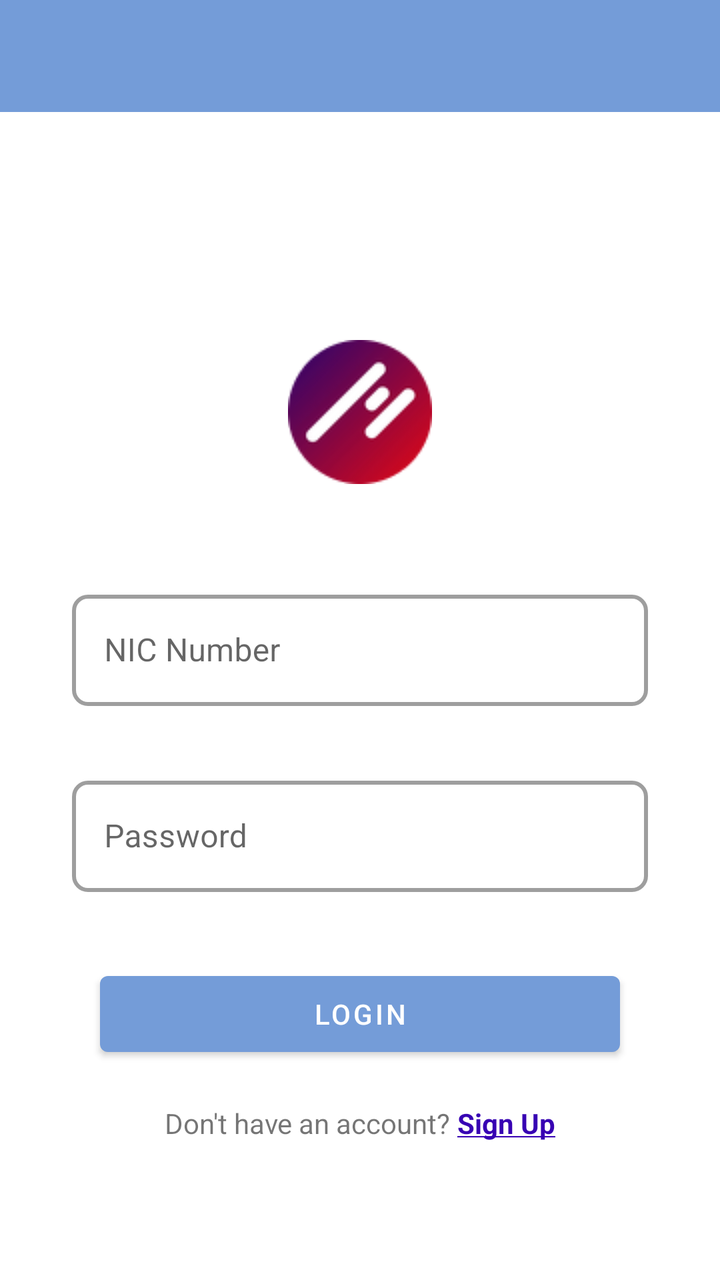
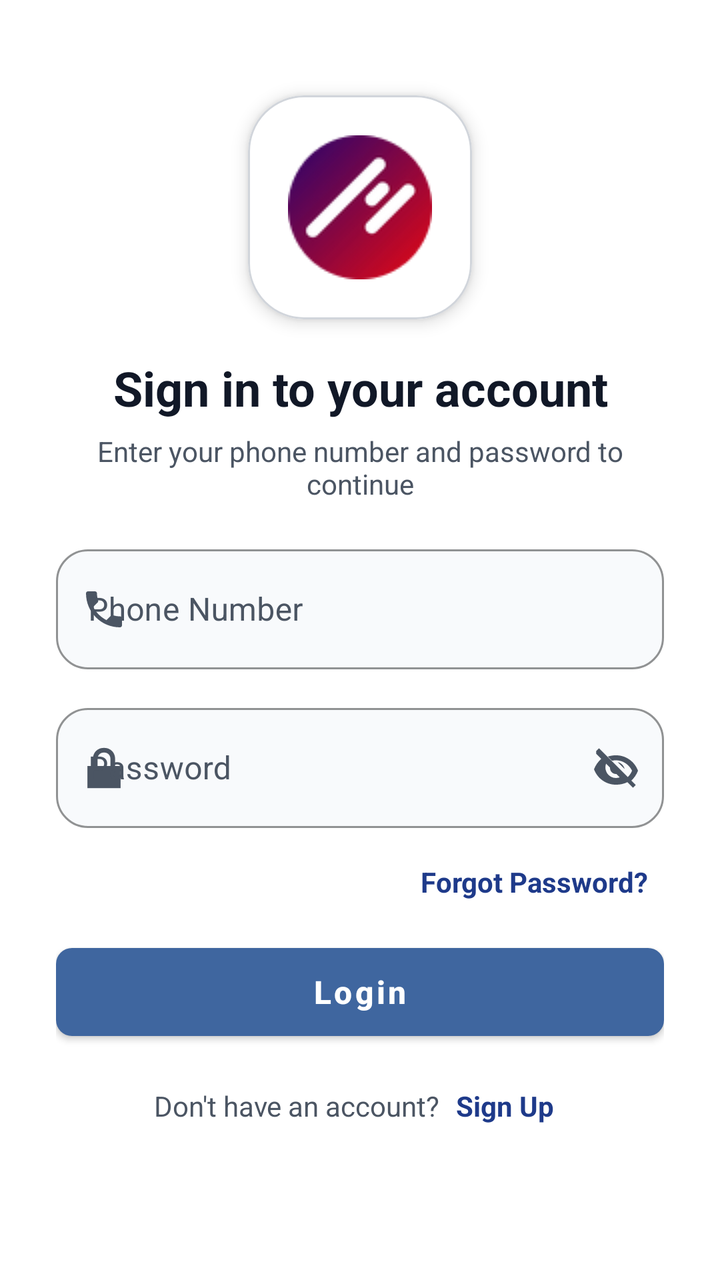

Screens rendered from an Android XML layout before and after an edit, with the pre-edit source and the edit as a unified diff.
<!-- AndroidManifest.xml: application theme AppTheme -->
<!-- res/layout/activity_login.xml -->
<?xml version="1.0" encoding="utf-8"?>
<RelativeLayout xmlns:android="http://schemas.android.com/apk/res/android"
    xmlns:app="http://schemas.android.com/apk/res-auto"
    xmlns:tools="http://schemas.android.com/tools"
    android:id="@+id/main"
    android:layout_width="match_parent"
    android:layout_height="match_parent"
    android:background="@color/purple_700"
    android:fitsSystemWindows="true"
    tools:context=".base.login">

    
    <com.google.android.material.appbar.MaterialToolbar
        android:id="@+id/toolbar"
        android:layout_width="match_parent"
        android:layout_height="?attr/actionBarSize"
        android:background="@color/purple_700"
        android:title="Login"
        android:titleTextColor="@android:color/white"
        android:fitsSystemWindows="true"/>

    
    <RelativeLayout
        android:layout_width="match_parent"
        android:layout_height="match_parent"
        android:layout_below="@id/toolbar"
        android:background="@color/white">

        
        <LinearLayout
            android:id="@+id/icon"
            android:layout_width="wrap_content"
            android:layout_height="wrap_content"
            android:layout_centerHorizontal="true"
            android:orientation="horizontal"
            android:layout_marginTop="100dp">

            <ImageView
                android:layout_width="wrap_content"
                android:layout_height="100dp"
                android:src="@drawable/cropped_circle_image" />
        </LinearLayout>

        
        <LinearLayout
            android:layout_width="match_parent"
            android:layout_height="wrap_content"
            android:layout_below="@+id/icon"
            android:layout_margin="20dp"
            android:orientation="vertical">

            <com.google.android.material.textfield.TextInputLayout
                android:layout_width="match_parent"
                android:layout_height="wrap_content"
                android:hint="@string/nic_number"
                android:layout_marginBottom="20dp"
                android:layout_margin="16dp"
                app:boxStrokeWidth="2dp"
                app:boxStrokeWidthFocused="2dp"
                app:boxCornerRadiusTopStart="8dp"
                app:boxCornerRadiusTopEnd="8dp"
                app:boxCornerRadiusBottomStart="8dp"
                app:boxCornerRadiusBottomEnd="8dp"
                style="@style/Widget.MaterialComponents.TextInputLayout.OutlinedBox">

                <com.google.android.material.textfield.TextInputEditText
                    android:layout_width="match_parent"
                    android:layout_height="wrap_content"
                    android:id="@+id/username"
                    android:singleLine="true"/>
            </com.google.android.material.textfield.TextInputLayout>

            <com.google.android.material.textfield.TextInputLayout
                android:layout_width="match_parent"
                android:layout_height="wrap_content"
                android:hint="@string/password"
                android:layout_margin="16dp"
                app:boxStrokeWidth="2dp"
                app:boxStrokeWidthFocused="2dp"
                app:boxCornerRadiusTopStart="8dp"
                app:boxCornerRadiusTopEnd="8dp"
                app:boxCornerRadiusBottomStart="8dp"
                app:boxCornerRadiusBottomEnd="8dp"
                style="@style/Widget.MaterialComponents.TextInputLayout.OutlinedBox">

                <com.google.android.material.textfield.TextInputEditText
                    android:layout_width="match_parent"
                    android:layout_height="wrap_content"
                    android:id="@+id/password"
                    android:singleLine="true"/>
            </com.google.android.material.textfield.TextInputLayout>

            <Button
                android:layout_width="match_parent"
                android:layout_height="50dp"
                android:layout_marginLeft="30dp"
                android:layout_marginRight="30dp"
                android:layout_marginTop="20dp"
                android:layout_gravity="center_horizontal"
                android:text="Login"/>

            <LinearLayout
                android:layout_width="wrap_content"
                android:layout_height="wrap_content"
                android:layout_marginTop="20dp"
                android:layout_gravity="center_horizontal"
                android:orientation="horizontal">

            <TextView
                android:layout_width="wrap_content"
                android:layout_height="wrap_content"
                android:layout_marginTop="10dp"
                android:layout_gravity="center_horizontal"
                android:text="Don\'t have an account? "/>
            <TextView
                android:id="@+id/privacyText"
                android:layout_width="wrap_content"
                android:layout_height="wrap_content"
                android:text="@string/register"
                android:textColor="#FF3700B3"
                android:textSize="14sp"
                android:clickable="true"
                android:focusable="true"
                android:enabled="true"

                />
            </LinearLayout>


        </LinearLayout>

        
        <LinearLayout
            android:layout_width="match_parent"
            android:layout_height="wrap_content"
            android:layout_alignParentBottom="true"
            android:orientation="horizontal"
            android:padding="16dp"
            android:visibility="gone"
            android:gravity="center_vertical">

            <com.google.android.material.checkbox.MaterialCheckBox
                android:id="@+id/privacyCheckBox"
                android:layout_width="wrap_content"
                android:layout_height="wrap_content"/>

            <TextView
                android:id="@+id/bottomText"
                android:layout_width="0dp"
                android:layout_height="wrap_content"
                android:layout_weight="1"
                android:layout_marginStart="8dp"
                android:textColor="@color/black"
                android:textSize="14sp"
                android:linksClickable="true"
                android:autoLink="none"
                android:focusable="false"
                android:clickable="true"/>

        </LinearLayout>

    </RelativeLayout>

</RelativeLayout>
<!-- resources referenced by this layout -->
<resources>
  <color name="black">#FF000000</color>
  <color name="purple_700">#749cd8</color>
  <color name="white">#FFFFFFFF</color>
  <!-- drawable cropped_circle_image: png bitmap (drawable, 5065 bytes) -->
  <string name="nic_number">NIC Number</string>
  <string name="password">Password</string>
  <string name="register"><b><u>Sign Up</u></b></string>
  <style name="AppTheme" parent="Theme.MaterialComponents.Light.NoActionBar">
      
          <item name="colorPrimary">@color/purple_700</item>
          <item name="colorPrimaryVariant">@color/purple_700</item>
          <item name="colorOnPrimary">@color/white</item>
          <item name="colorPrimaryDark">@color/purple_700</item>
          <item name="android:windowLightStatusBar">false</item>
          <item name="android:fitsSystemWindows">true</item>
      </style>
</resources>

<!-- the commit's change to res/layout/activity_login.xml (unified diff, before → after) -->
@@ -1,164 +1,208 @@
 <?xml version="1.0" encoding="utf-8"?>
-<RelativeLayout xmlns:android="http://schemas.android.com/apk/res/android"
+<androidx.core.widget.NestedScrollView xmlns:android="http://schemas.android.com/apk/res/android"
     xmlns:app="http://schemas.android.com/apk/res-auto"
     xmlns:tools="http://schemas.android.com/tools"
-    android:id="@+id/main"
+    android:id="@+id/loginScrollView"
     android:layout_width="match_parent"
     android:layout_height="match_parent"
-    android:background="@color/purple_700"
+    android:background="@android:color/white"
+    android:clipToPadding="false"
+    android:fillViewport="true"
     android:fitsSystemWindows="true"
+    android:overScrollMode="ifContentScrolls"
+    android:scrollbars="none"
     tools:context=".base.login">
 
-    
-    <com.google.android.material.appbar.MaterialToolbar
-        android:id="@+id/toolbar"
-        android:layout_width="match_parent"
-        android:layout_height="?attr/actionBarSize"
-        android:background="@color/purple_700"
-        android:title="Login"
-        android:titleTextColor="@android:color/white"
-        android:fitsSystemWindows="true"/>
-
-    
-    <RelativeLayout
+    <LinearLayout
+        android:id="@+id/loginContent"
         android:layout_width="match_parent"
         android:layout_height="match_parent"
-        android:layout_below="@id/toolbar"
-        android:background="@color/white">
-
-        
-        <LinearLayout
-            android:id="@+id/icon"
-            android:layout_width="wrap_content"
-            android:layout_height="wrap_content"
-            android:layout_centerHorizontal="true"
-            android:orientation="horizontal"
-            android:layout_marginTop="100dp">
+        android:gravity="center_vertical|center_horizontal"
+        android:orientation="vertical"
+        android:paddingStart="28dp"
+        android:paddingTop="24dp"
+        android:paddingEnd="28dp"
+        android:paddingBottom="40dp">
+
+        <com.google.android.material.card.MaterialCardView
+            android:layout_width="112dp"
+            android:layout_height="112dp"
+            app:cardBackgroundColor="@android:color/white"
+            app:cardCornerRadius="28dp"
+            app:cardElevation="5dp"
+            app:strokeColor="#D1D5DB"
+            app:strokeWidth="1dp">
 
             <ImageView
-                android:layout_width="wrap_content"
-                android:layout_height="100dp"
+                android:layout_width="match_parent"
+                android:layout_height="match_parent"
+                android:contentDescription="@string/scheduler_logo"
+                android:padding="14dp"
+                android:scaleType="centerInside"
                 android:src="@drawable/cropped_circle_image" />
-        </LinearLayout>
-
-        
-        <LinearLayout
+
+        </com.google.android.material.card.MaterialCardView>
+
+        <TextView
+            android:layout_width="wrap_content"
+            android:layout_height="wrap_content"
+            android:layout_marginTop="18dp"
+            android:gravity="center"
+            android:text="@string/sign_in_title"
+            android:textColor="#111827"
+            android:textSize="24sp"
+            android:textStyle="bold" />
+
+        <TextView
+            android:layout_width="wrap_content"
+            android:layout_height="wrap_content"
+            android:layout_marginTop="6dp"
+            android:gravity="center"
+            android:text="@string/sign_in_subtitle"
+            android:textColor="#4B5563"
+            android:textSize="14sp" />
+
+        <com.google.android.material.textfield.TextInputLayout
+            android:id="@+id/phoneInputLayout"
+            style="@style/Widget.MaterialComponents.TextInputLayout.OutlinedBox"
             android:layout_width="match_parent"
             android:layout_height="wrap_content"
-            android:layout_below="@+id/icon"
-            android:layout_margin="20dp"
-            android:orientation="vertical">
-
-            <com.google.android.material.textfield.TextInputLayout
+            android:layout_gravity="center_horizontal"
+            android:layout_marginTop="18dp"
+            android:hint="@string/phone_number"
+            android:maxWidth="420dp"
+            android:textColorHint="#4B5563"
+            app:boxBackgroundColor="#F8FAFC"
+            app:boxCornerRadiusBottomEnd="16dp"
+            app:boxCornerRadiusBottomStart="16dp"
+            app:boxCornerRadiusTopEnd="16dp"
+            app:boxCornerRadiusTopStart="16dp"
+            app:boxStrokeColor="@color/purple_700"
+            app:boxStrokeWidth="1dp"
+            app:boxStrokeWidthFocused="2dp"
+            app:startIconDrawable="@drawable/ic_phone"
+            app:startIconTint="#4B5563">
+
+            <com.google.android.material.textfield.TextInputEditText
+                android:id="@+id/username"
                 android:layout_width="match_parent"
                 android:layout_height="wrap_content"
-                android:hint="@string/nic_number"
-                android:layout_marginBottom="20dp"
-                android:layout_margin="16dp"
-                app:boxStrokeWidth="2dp"
-                app:boxStrokeWidthFocused="2dp"
-                app:boxCornerRadiusTopStart="8dp"
-                app:boxCornerRadiusTopEnd="8dp"
-                app:boxCornerRadiusBottomStart="8dp"
-                app:boxCornerRadiusBottomEnd="8dp"
-                style="@style/Widget.MaterialComponents.TextInputLayout.OutlinedBox">
-
-                <com.google.android.material.textfield.TextInputEditText
-                    android:layout_width="match_parent"
-                    android:layout_height="wrap_content"
-                    android:id="@+id/username"
-                    android:singleLine="true"/>
-            </com.google.android.material.textfield.TextInputLayout>
-
-            <com.google.android.material.textfield.TextInputLayout
+                android:digits="0123456789"
+                android:imeOptions="actionNext"
+                android:inputType="phone"
+                android:maxLength="10"
+                android:minHeight="60dp"
+                android:singleLine="true"
+                android:textColor="#111827"
+                android:textColorHint="#4B5563"
+                android:textSize="16sp" />
+
+        </com.google.android.material.textfield.TextInputLayout>
+
+        <com.google.android.material.textfield.TextInputLayout
+            android:id="@+id/passwordInputLayout"
+            style="@style/Widget.MaterialComponents.TextInputLayout.OutlinedBox"
+            android:layout_width="match_parent"
+            android:layout_height="wrap_content"
+            android:layout_gravity="center_horizontal"
+            android:layout_marginTop="14dp"
+            android:hint="@string/password"
+            android:maxWidth="420dp"
+            android:textColorHint="#4B5563"
+            app:boxBackgroundColor="#F8FAFC"
+            app:boxCornerRadiusBottomEnd="16dp"
+            app:boxCornerRadiusBottomStart="16dp"
+            app:boxCornerRadiusTopEnd="16dp"
+            app:boxCornerRadiusTopStart="16dp"
+            app:boxStrokeColor="@color/purple_700"
+            app:boxStrokeWidth="1dp"
+            app:boxStrokeWidthFocused="2dp"
+            app:endIconDrawable="@drawable/ic_eye_off"
+            app:endIconMode="custom"
+            app:endIconTint="#4B5563"
+            app:startIconDrawable="@android:drawable/ic_lock_lock"
+            app:startIconTint="#4B5563">
+
+            <com.google.android.material.textfield.TextInputEditText
+                android:id="@+id/password"
                 android:layout_width="match_parent"
                 android:layout_height="wrap_content"
-                android:hint="@string/password"
-                android:layout_margin="16dp"
-                app:boxStrokeWidth="2dp"
-                app:boxStrokeWidthFocused="2dp"
-                app:boxCornerRadiusTopStart="8dp"
-                app:boxCornerRadiusTopEnd="8dp"
-                app:boxCornerRadiusBottomStart="8dp"
-                app:boxCornerRadiusBottomEnd="8dp"
-                style="@style/Widget.MaterialComponents.TextInputLayout.OutlinedBox">
-
-                <com.google.android.material.textfield.TextInputEditText
-                    android:layout_width="match_parent"
-                    android:layout_height="wrap_content"
-                    android:id="@+id/password"
-                    android:singleLine="true"/>
-            </com.google.android.material.textfield.TextInputLayout>
-
-            <Button
-                android:layout_width="match_parent"
-                android:layout_height="50dp"
-                android:layout_marginLeft="30dp"
-                android:layout_marginRight="30dp"
-                android:layout_marginTop="20dp"
-                android:layout_gravity="center_horizontal"
-                android:text="Login"/>
-
-            <LinearLayout
-                android:layout_width="wrap_content"
-                android:layout_height="wrap_content"
-                android:layout_marginTop="20dp"
-                android:layout_gravity="center_horizontal"
-                android:orientation="horizontal">
+                android:imeOptions="actionDone"
+                android:inputType="textPassword"
+                android:minHeight="60dp"
+                android:singleLine="true"
+                android:textColor="#111827"
+                android:textColorHint="#4B5563"
+                android:textSize="16sp" />
+
+        </com.google.android.material.textfield.TextInputLayout>
+
+        <TextView
+            android:id="@+id/forgotPasswordText"
+            android:layout_width="wrap_content"
+            android:layout_height="46dp"
+            android:layout_gravity="end"
+            android:layout_marginTop="4dp"
+            android:clickable="true"
+            android:focusable="true"
+            android:gravity="center"
+            android:minWidth="48dp"
+            android:paddingStart="8dp"
+            android:paddingEnd="8dp"
+            android:text="@string/forgot_password"
+            android:textColor="#1E3A8A"
+            android:textSize="14sp"
+            android:textStyle="bold" />
+
+        <com.google.android.material.button.MaterialButton
+            android:id="@+id/loginButton"
+            android:layout_width="match_parent"
+            android:layout_height="56dp"
+            android:layout_gravity="center_horizontal"
+            android:layout_marginTop="4dp"
+            android:maxWidth="420dp"
+            android:text="@string/login"
+            android:textAllCaps="false"
+            android:textColor="@android:color/white"
+            android:textSize="16sp"
+            android:textStyle="bold"
+            app:backgroundTint="#3F669F"
+            app:cornerRadius="8dp"
+            app:rippleColor="#33FFFFFF" />
+
+        <LinearLayout
+            android:layout_width="wrap_content"
+            android:layout_height="46dp"
+            android:layout_marginTop="6dp"
+            android:gravity="center"
+            android:orientation="horizontal">
 
             <TextView
                 android:layout_width="wrap_content"
-                android:layout_height="wrap_content"
-                android:layout_marginTop="10dp"
-                android:layout_gravity="center_horizontal"
-                android:text="Don\'t have an account? "/>
+                android:layout_height="44dp"
+                android:gravity="center"
+                android:text="@string/dont_have_account"
+                android:textColor="#4B5563"
+                android:textSize="14sp" />
+
             <TextView
-                android:id="@+id/privacyText"
+                android:id="@+id/signUpText"
                 android:layout_width="wrap_content"
-                android:layout_height="wrap_content"
-                android:text="@string/register"
-                android:textColor="#FF3700B3"
-                android:textSize="14sp"
+                android:layout_height="44dp"
+                android:layout_marginStart="2dp"
                 android:clickable="true"
                 android:focusable="true"
-                android:enabled="true"
-
-                />
-            </LinearLayout>
-
+                android:gravity="center"
+                android:minWidth="48dp"
+                android:paddingStart="6dp"
+                android:paddingEnd="6dp"
+                android:text="@string/sign_up"
+                android:textColor="#1E3A8A"
+                android:textSize="14sp"
+                android:textStyle="bold" />
 
         </LinearLayout>
 
-        
-        <LinearLayout
-            android:layout_width="match_parent"
-            android:layout_height="wrap_content"
-            android:layout_alignParentBottom="true"
-            android:orientation="horizontal"
-            android:padding="16dp"
-            android:visibility="gone"
-            android:gravity="center_vertical">
-
-            <com.google.android.material.checkbox.MaterialCheckBox
-                android:id="@+id/privacyCheckBox"
-                android:layout_width="wrap_content"
-                android:layout_height="wrap_content"/>
-
-            <TextView
-                android:id="@+id/bottomText"
-                android:layout_width="0dp"
-                android:layout_height="wrap_content"
-                android:layout_weight="1"
-                android:layout_marginStart="8dp"
-                android:textColor="@color/black"
-                android:textSize="14sp"
-                android:linksClickable="true"
-                android:autoLink="none"
-                android:focusable="false"
-                android:clickable="true"/>
-
-        </LinearLayout>
-
-    </RelativeLayout>
-
-</RelativeLayout>
+    </LinearLayout>
+
+</androidx.core.widget.NestedScrollView>
<!-- resource entries referenced after the edit -->
@@ -1,20 +1,62 @@
 <!-- resources referenced by this layout -->
 <resources>
-  <color name="black">#FF000000</color>
   <color name="purple_700">#749cd8</color>
   <color name="white">#FFFFFFFF</color>
   <!-- drawable cropped_circle_image: png bitmap (drawable, 5065 bytes) -->
-  <string name="nic_number">NIC Number</string>
+  <!-- drawable ic_eye_off (drawable) -->
+  <?xml version="1.0" encoding="utf-8"?>
+  <vector xmlns:android="http://schemas.android.com/apk/res/android"
+      android:width="24dp"
+      android:height="24dp"
+      android:viewportWidth="24"
+      android:viewportHeight="24">
+  
+      <path
+          android:fillColor="#6B7280"
+          android:pathData="M2.1,3.51L3.51,2.1L21.9,20.49L20.49,21.9L17.68,19.09C16.02,19.91 14.12,20.35 12,20.35C7.05,20.35 2.73,17.28 1,12.65C1.78,10.59 3.03,8.84 4.62,7.45L2.1,4.93V3.51ZM7.03,9.86C6.82,10.43 6.7,11.04 6.7,11.7C6.7,14.63 9.07,17 12,17C12.66,17 13.27,16.88 13.84,16.67L12.15,14.98C12.1,14.99 12.05,15 12,15C10.34,15 9,13.66 9,12C9,11.95 9.01,11.9 9.02,11.85L7.03,9.86ZM12,5.65C16.95,5.65 21.27,8.72 23,13.35C22.25,15.33 21.07,17.03 19.56,18.39L17.8,16.63C18.73,15.74 19.5,14.64 20.04,13.35C18.48,10.23 15.43,8.15 12,8.15C11.31,8.15 10.64,8.23 10,8.38L7.91,6.29C9.17,5.87 10.54,5.65 12,5.65ZM12.9,9.09C14.59,9.47 15.92,10.81 16.3,12.5L12.9,9.09Z" />
+  
+  </vector>
+  <!-- drawable ic_phone (drawable) -->
+  <?xml version="1.0" encoding="utf-8"?>
+  <vector xmlns:android="http://schemas.android.com/apk/res/android"
+      android:width="24dp"
+      android:height="24dp"
+      android:viewportWidth="24"
+      android:viewportHeight="24">
+  
+      <path
+          android:fillColor="#6B7280"
+          android:pathData="M6.62,10.79c1.44,2.83 3.76,5.14 6.59,6.59l2.2,-2.2c0.27,-0.27 0.67,-0.36 1.02,-0.24c1.12,0.37 2.33,0.57 3.57,0.57c0.55,0 1,0.45 1,1V20c0,0.55 -0.45,1 -1,1C10.61,21 3,13.39 3,4c0,-0.55 0.45,-1 1,-1h3.5c0.55,0 1,0.45 1,1c0,1.25 0.2,2.45 0.57,3.57c0.11,0.35 0.03,0.74 -0.25,1.02l-2.2,2.2z" />
+  
+  </vector>
+  <string name="dont_have_account">Don\'t have an account?</string>
+  <string name="forgot_password">Forgot Password?</string>
+  <string name="login">Login</string>
   <string name="password">Password</string>
-  <string name="register"><b><u>Sign Up</u></b></string>
+  <string name="phone_number">Phone Number</string>
+  <string name="scheduler_logo">Scheduler logo</string>
+  <string name="sign_in_subtitle">Enter your phone number and password to continue</string>
+  <string name="sign_in_title">Sign in to your account</string>
+  <string name="sign_up">Sign Up</string>
   <style name="AppTheme" parent="Theme.MaterialComponents.Light.NoActionBar">
-      
+  
+          
           <item name="colorPrimary">@color/purple_700</item>
           <item name="colorPrimaryVariant">@color/purple_700</item>
           <item name="colorOnPrimary">@color/white</item>
-          <item name="colorPrimaryDark">@color/purple_700</item>
-          <item name="android:windowLightStatusBar">false</item>
+  
+          
+          <item name="colorPrimaryDark">@android:color/white</item>
+          <item name="android:statusBarColor">@android:color/white</item>
+          <item name="android:windowLightStatusBar">true</item>
+  
+          
+          <item name="android:navigationBarColor">@android:color/white</item>
+  
+          
+          <item name="android:windowDrawsSystemBarBackgrounds">true</item>
           <item name="android:fitsSystemWindows">true</item>
+  
       </style>
 </resources>
 
